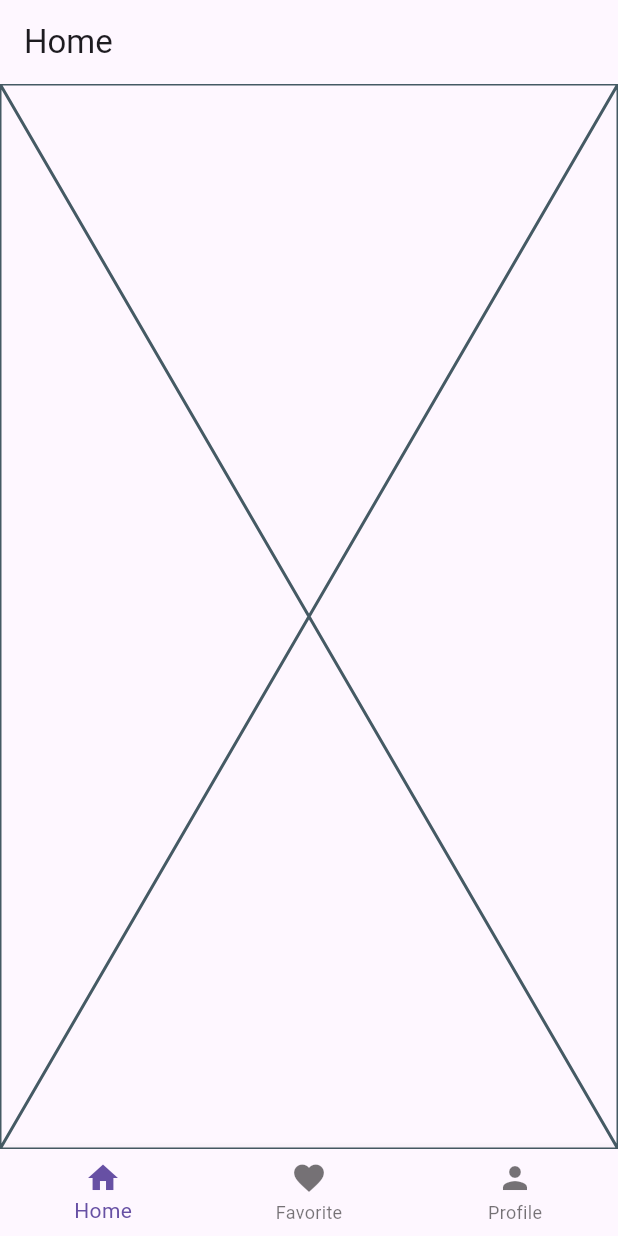
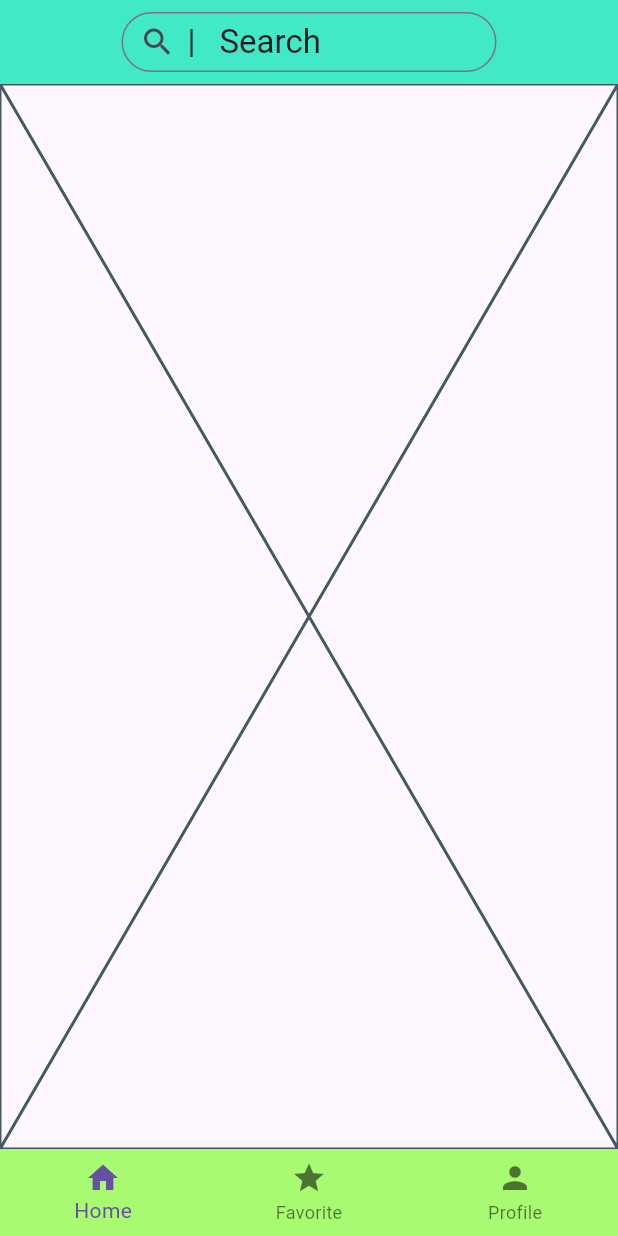
Before and after one commit to grtthealex/Outcrop, a Flutter app: the Root screen opened by its route, on a phone screen of 412 x 824 dp. Run offline on Flutter 3.47's test engine with Material 3 defaults, Android fonts, the phone set to English and light mode, and no system bars; our stand-ins replace go_router.

Commit message:
added top and bot deco

```diff
--- a/lib/pages/home.dart
+++ b/lib/pages/home.dart
@@ -6,13 +6,43 @@ class HomeAppBar extends StatelessWidget implements PreferredSizeWidget {
   Size get preferredSize => const Size.fromHeight(56);
   @override
   Widget build(BuildContext context) {
-    return AppBar(title: Text('Home'));
+    return AppBar(
+      backgroundColor: Color(0xFF41E9C7),
+      title: SizedBox(
+        width: 250,
+        height: 40,
+        child: TextField(
+          textAlignVertical: TextAlignVertical.bottom,
+          decoration: InputDecoration(
+            border: OutlineInputBorder(borderRadius: BorderRadius.circular(25)),
+            hint: Text('Search'),
+            prefixIcon: Padding(
+              padding: const EdgeInsets.symmetric(horizontal: 12),
+              child: Row(
+                mainAxisSize: MainAxisSize.min,
+                children: const [
+                  Icon(Icons.search),
+                  SizedBox(width: 8),
+                  Text('|'),
+                ],
+              ),
+            ),
+          ),
+        ),
+      ),
+      centerTitle: true,
+    );
   }
 }
 
-class HomeBody extends StatelessWidget {
+class HomeBody extends StatefulWidget {
   const HomeBody({super.key});
 
+  @override
+  State<HomeBody> createState() => _HomeBodyState();
+}
+
+class _HomeBodyState extends State<HomeBody> {
   @override
   Widget build(BuildContext context) {
     return const Placeholder();
--- a/lib/pages/profile.dart
+++ b/lib/pages/profile.dart
@@ -6,7 +6,11 @@ class ProfileAppBar extends StatelessWidget implements PreferredSizeWidget {
   Size get preferredSize => const Size.fromHeight(56);
   @override
   Widget build(BuildContext context) {
-    return AppBar(title: Text('Profile'));
+    return AppBar(
+      backgroundColor: Color(0xFF41E9C7),
+      title: Text('Profile Settings'),
+      centerTitle: true,
+    );
   }
 }
 
--- a/lib/pages/root.dart
+++ b/lib/pages/root.dart
@@ -27,14 +27,12 @@ class _HomePageState extends State<Root> {
       appBar: _appbars[_currentIndex],
       body: _body[_currentIndex],
       bottomNavigationBar: BottomNavigationBar(
+        backgroundColor: Color(0xFFA8FB71),
         currentIndex: _currentIndex,
         onTap: (index) => setState(() => _currentIndex = index),
         items: const [
           BottomNavigationBarItem(icon: Icon(Icons.home), label: 'Home'),
-          BottomNavigationBarItem(
-            icon: Icon(Icons.favorite),
-            label: 'Favorite',
-          ),
+          BottomNavigationBarItem(icon: Icon(Icons.star), label: 'Favorite'),
           BottomNavigationBarItem(icon: Icon(Icons.person), label: 'Profile'),
         ],
       ),
```
Also changed, not shown: lib/pages/favourites.dart (+17 -2 lines), lib/models/product_card_model.dart (added).
